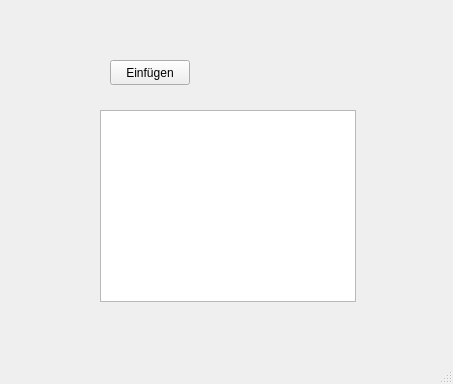
First picture: the form in DatenbankSQLitePro/mainwindow.ui, repository sterniR/Qt, before the edit.
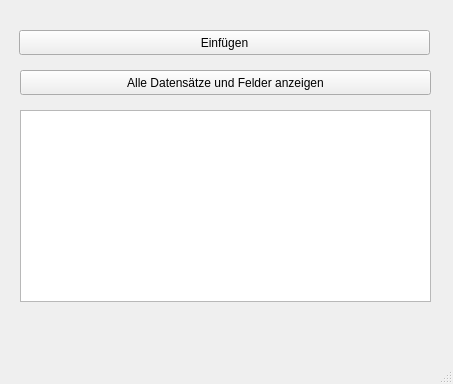
Second picture: the form after the edit.

Diff of the .ui file:
```diff
--- a/DatenbankSQLitePro/mainwindow.ui
+++ b/DatenbankSQLitePro/mainwindow.ui
@@ -17,9 +17,9 @@
    <widget class="QListWidget" name="LstAusgabe">
     <property name="geometry">
      <rect>
-      <x>100</x>
+      <x>20</x>
       <y>110</y>
-      <width>256</width>
+      <width>411</width>
       <height>192</height>
      </rect>
     </property>
@@ -27,9 +27,9 @@
    <widget class="QPushButton" name="pushButton">
     <property name="geometry">
      <rect>
-      <x>110</x>
-      <y>60</y>
-      <width>80</width>
+      <x>19</x>
+      <y>30</y>
+      <width>411</width>
       <height>25</height>
      </rect>
     </property>
@@ -37,6 +37,19 @@
      <string>Einfügen</string>
     </property>
    </widget>
+   <widget class="QPushButton" name="CmdAnzeigenAlle">
+    <property name="geometry">
+     <rect>
+      <x>20</x>
+      <y>70</y>
+      <width>411</width>
+      <height>25</height>
+     </rect>
+    </property>
+    <property name="text">
+     <string>Alle Datensätze und Felder anzeigen</string>
+    </property>
+   </widget>
   </widget>
   <widget class="QMenuBar" name="menubar">
    <property name="geometry">
```
Left out of the diff: 2 changed lines with no effect on the pictures.
